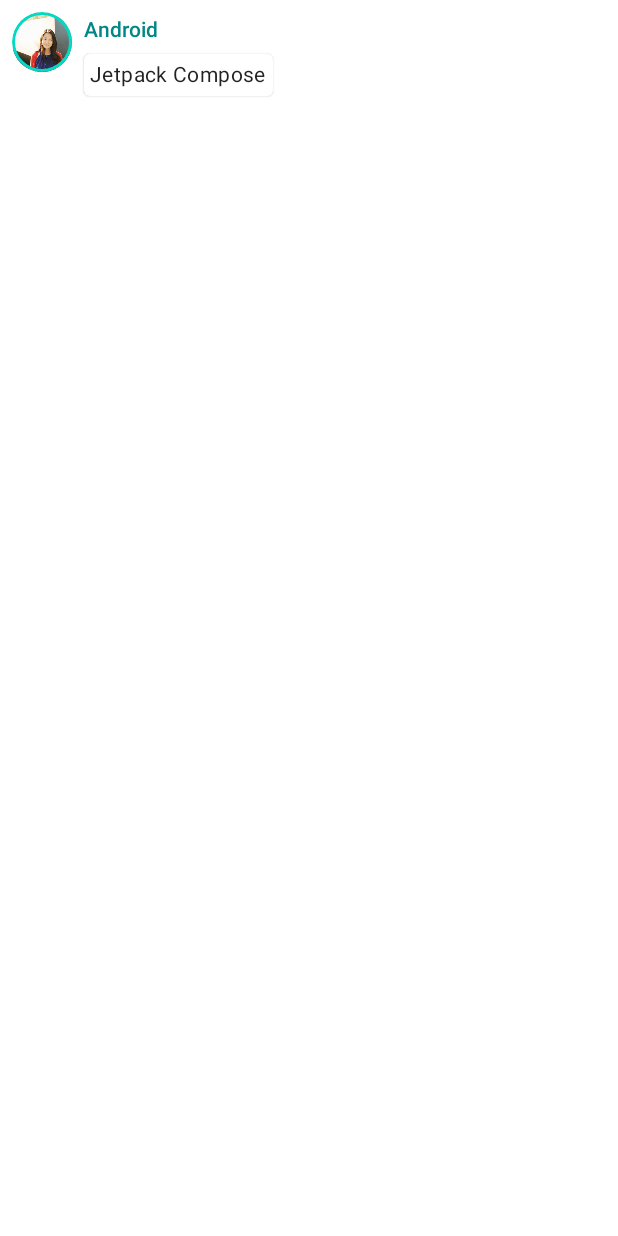
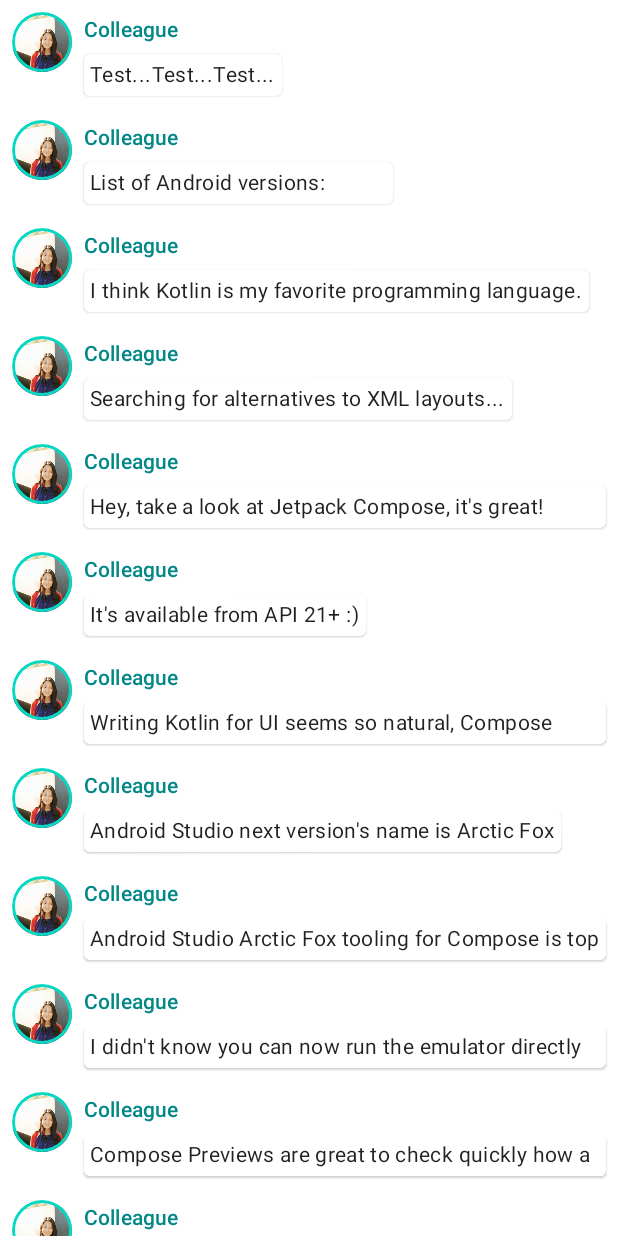
Before and after one commit to sxbOz77/JetpackComposeBasic, an Android app built with Jetpack Compose: the screen it shows after launch (MainActivity), on a phone screen of 412 x 824 dp. Run offline under Robolectric (Android 15) with nearby library versions, the phone set to English and light mode, and no system bars.

Commit message:
List and animations

```diff
--- a/app/src/main/java/com/ozgungnir77/jetpackcomposebasic/MainActivity.kt
+++ b/app/src/main/java/com/ozgungnir77/jetpackcomposebasic/MainActivity.kt
@@ -1,17 +1,19 @@
 package com.ozgungnir77.jetpackcomposebasic
 
-import android.content.res.Configuration
 import android.os.Bundle
 import androidx.activity.ComponentActivity
 import androidx.activity.compose.setContent
 import androidx.compose.foundation.Image
 import androidx.compose.foundation.border
+import androidx.compose.foundation.clickable
 import androidx.compose.foundation.layout.*
+import androidx.compose.foundation.lazy.LazyColumn
+import androidx.compose.foundation.lazy.items
 import androidx.compose.foundation.shape.CircleShape
 import androidx.compose.material.MaterialTheme
 import androidx.compose.material.Surface
 import androidx.compose.material.Text
-import androidx.compose.runtime.Composable
+import androidx.compose.runtime.*
 import androidx.compose.ui.Modifier
 import androidx.compose.ui.draw.clip
 import androidx.compose.ui.res.painterResource
@@ -24,13 +26,84 @@ class MainActivity : ComponentActivity() {
         super.onCreate(savedInstanceState)
         setContent {
             JetpackComposeBasicTheme {
-                MessageCard(msg = Message("Android", "Jetpack Compose"))
+                Conversation(messages = SampleData.conversationSample)
             }
         }
     }
 }
 
 data class Message(val author: String, val body: String)
+
+object SampleData {
+    // Sample conversation data
+    val conversationSample = listOf(
+        Message(
+            "Colleague",
+            "Test...Test...Test..."
+        ),
+        Message(
+            "Colleague",
+            "List of Android versions:\n" +
+                    "Android KitKat (API 19)\n" +
+                    "Android Lollipop (API 21)\n" +
+                    "Android Marshmallow (API 23)\n" +
+                    "Android Nougat (API 24)\n" +
+                    "Android Oreo (API 26)\n" +
+                    "Android Pie (API 28)\n" +
+                    "Android 10 (API 29)\n" +
+                    "Android 11 (API 30)\n" +
+                    "Android 12 (API 31)\n"
+        ),
+        Message(
+            "Colleague",
+            "I think Kotlin is my favorite programming language.\n" +
+                    "It's so much fun!"
+        ),
+        Message(
+            "Colleague",
+            "Searching for alternatives to XML layouts..."
+        ),
+        Message(
+            "Colleague",
+            "Hey, take a look at Jetpack Compose, it's great!\n" +
+                    "It's the Android's modern toolkit for building native UI." +
+                    "It simplifies and accelerates UI development on Android." +
+                    "Less code, powerful tools, and intuitive Kotlin APIs :)"
+        ),
+        Message(
+            "Colleague",
+            "It's available from API 21+ :)"
+        ),
+        Message(
+            "Colleague",
+            "Writing Kotlin for UI seems so natural, Compose where have you been all my life?"
+        ),
+        Message(
+            "Colleague",
+            "Android Studio next version's name is Arctic Fox"
+        ),
+        Message(
+            "Colleague",
+            "Android Studio Arctic Fox tooling for Compose is top notch ^_^"
+        ),
+        Message(
+            "Colleague",
+            "I didn't know you can now run the emulator directly from Android Studio"
+        ),
+        Message(
+            "Colleague",
+            "Compose Previews are great to check quickly how a composable layout looks like"
+        ),
+        Message(
+            "Colleague",
+            "Previews are also interactive after enabling the experimental setting"
+        ),
+        Message(
+            "Colleague",
+            "Have you tried writing build.gradle with KTS?"
+        ),
+    )
+}
 
 @Composable
 fun MessageCard(msg: Message) {
@@ -46,7 +119,9 @@ fun MessageCard(msg: Message) {
 
         Spacer(modifier = Modifier.width(8.dp))
 
-        Column {
+        var isExpanded by remember { mutableStateOf(false) }
+
+        Column(modifier = Modifier.clickable { isExpanded = !isExpanded }) {
             Text(
                 text = msg.author,
                 color = MaterialTheme.colors.secondaryVariant,
@@ -62,6 +137,7 @@ fun MessageCard(msg: Message) {
                 Text(
                     text = msg.body,
                     modifier = Modifier.padding(all = 4.dp),
+                    maxLines = if (isExpanded) Int.MAX_VALUE else 1,
                     style = MaterialTheme.typography.body2
                 )
             }
@@ -70,15 +146,19 @@ fun MessageCard(msg: Message) {
     }
 }
 
-@Preview(name = "Light Mode")
-@Preview(
-    uiMode = Configuration.UI_MODE_NIGHT_YES,
-    showBackground = true,
-    name = "Dark Mode"
-)
 @Composable
-fun DefaultPreview() {
-    JetpackComposeBasicTheme {
-        MessageCard(msg = Message("Android", "Jetpack Compose"))
+fun Conversation(messages: List<Message>) {
+    LazyColumn {
+        items(messages) { messages ->
+            MessageCard(msg = messages)
+        }
     }
 }
+
+@Preview
+@Composable
+fun PreviewConversation() {
+    JetpackComposeBasicTheme {
+        Conversation(messages = SampleData.conversationSample)
+    }
+}
```
